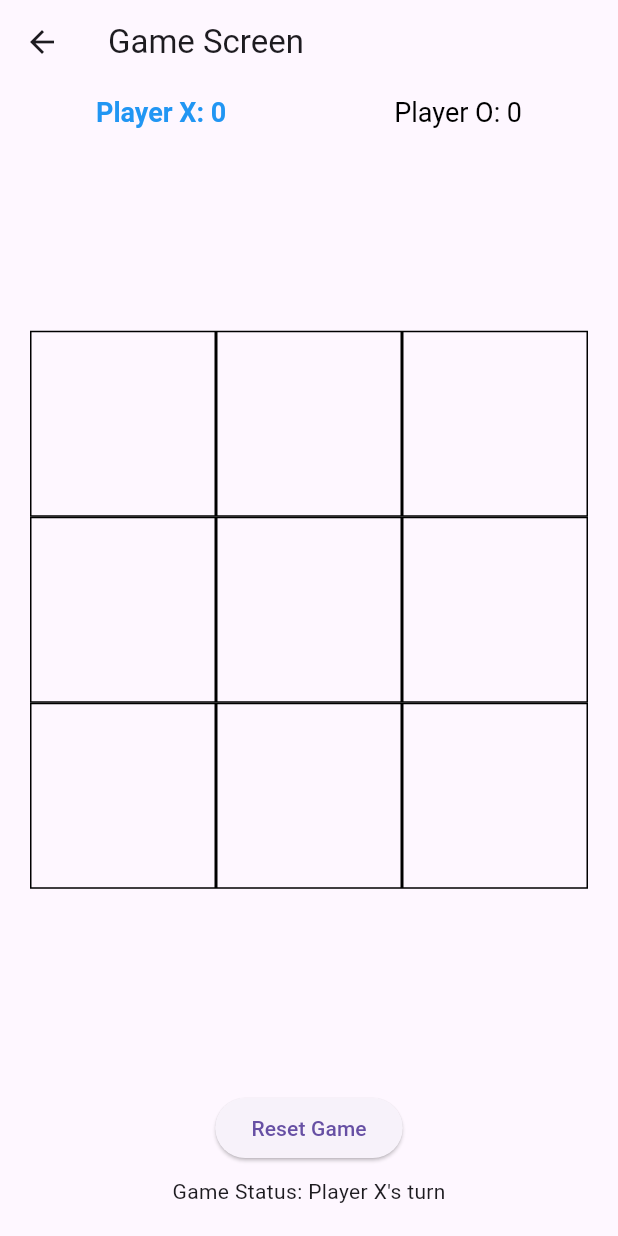
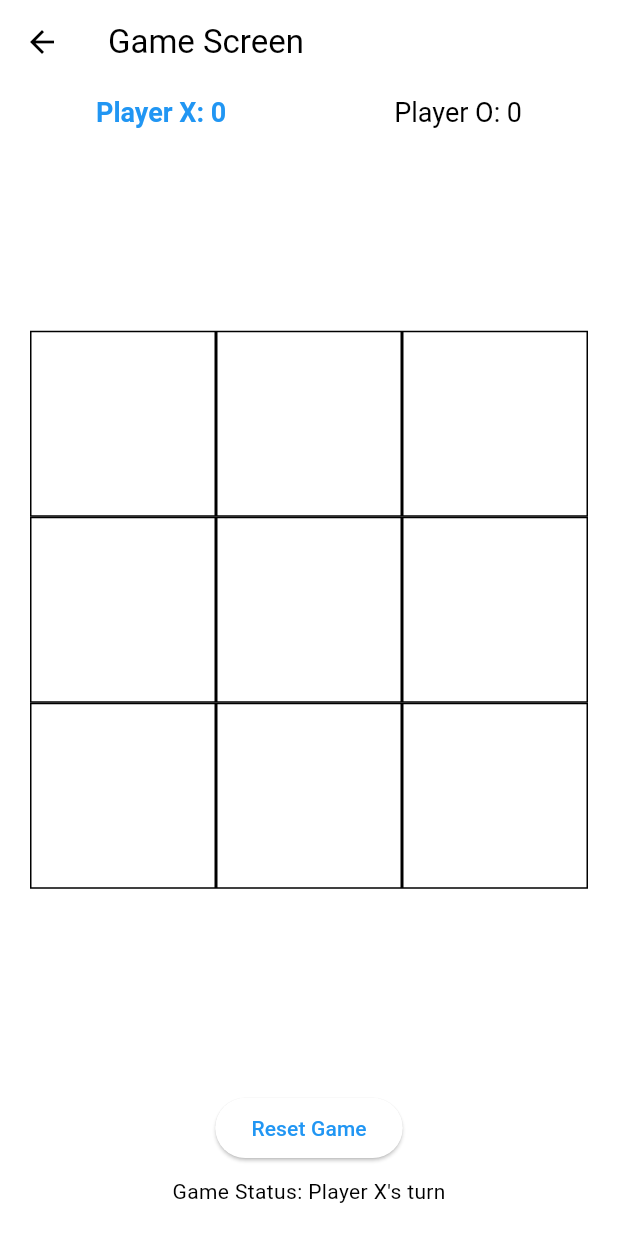
Before and after one commit to anenepeter/tic_tac_toe_flutter, a Flutter app: the screen it shows after launch, after a tap on "Single Player", on a phone screen of 412 x 824 dp. Run offline on Flutter 3.47's test engine with Material 3 defaults, Android fonts, the phone set to English and light mode, and no system bars; our stand-ins replace shared_preferences.

```diff
--- a/lib/main.dart
+++ b/lib/main.dart
@@ -22,7 +22,7 @@ class MyApp extends StatelessWidget {
     return MaterialApp(
       title: 'Tic Tac Toe',
       theme: ThemeData(
-        primarySwatch: Colors.blue,
+        colorScheme: ColorScheme.fromSwatch(primarySwatch: Colors.blue).copyWith(secondary: Colors.blueAccent),
         visualDensity: VisualDensity.adaptivePlatformDensity,
       ),
       initialRoute: '/',
--- a/lib/widgets/game_cell.dart
+++ b/lib/widgets/game_cell.dart
@@ -1,6 +1,9 @@
 import 'package:flutter/material.dart';
 
 class GameCell extends StatelessWidget {
+  static const Duration animationDuration = Duration(milliseconds: 500);
+  static final Matrix4 winningCellScale = Matrix4.diagonal3Values(1.2, 1.2, 1.0);
+  static final Matrix4 identityTransform = Matrix4.identity();
   final int index;
   final VoidCallback onTap;
   final String value;
@@ -19,8 +22,8 @@ class GameCell extends StatelessWidget {
     return GestureDetector(
       onTap: onTap,
       child: AnimatedContainer(
-        duration: const Duration(milliseconds: 500),
-        transform: isWinningCell ? Matrix4.diagonal3Values(1.2, 1.2, 1.0) : Matrix4.identity(), // Scale winning cell
+        duration: animationDuration,
+        transform: isWinningCell ? winningCellScale : identityTransform, // Scale winning cell
         decoration: BoxDecoration(
           color: isWinningCell ? Colors.yellow[200] : Colors.transparent, // Highlight winning cell
           border: Border.all(color: isWinningCell ? Colors.orange : Colors.black), // Change border color
```
Also changed, not shown: lib/providers/game_provider.dart (+10 -9 lines), lib/services/ai_service.dart (+4 -3 lines), lib/services/game_service.dart (+11 -9 lines).
